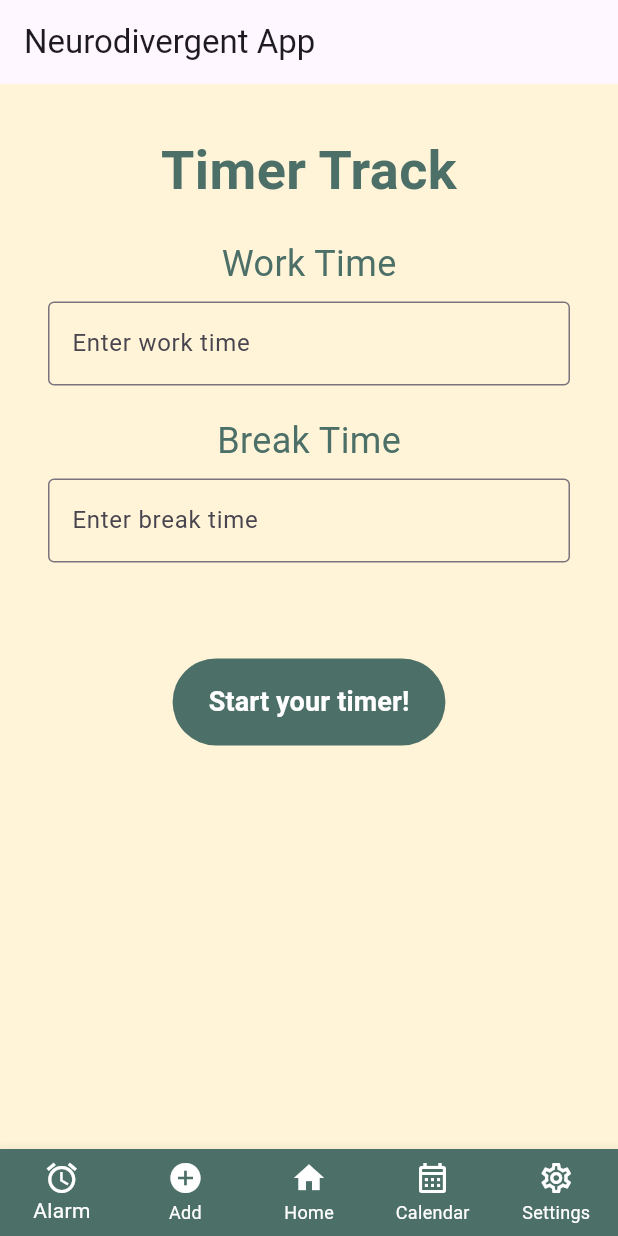
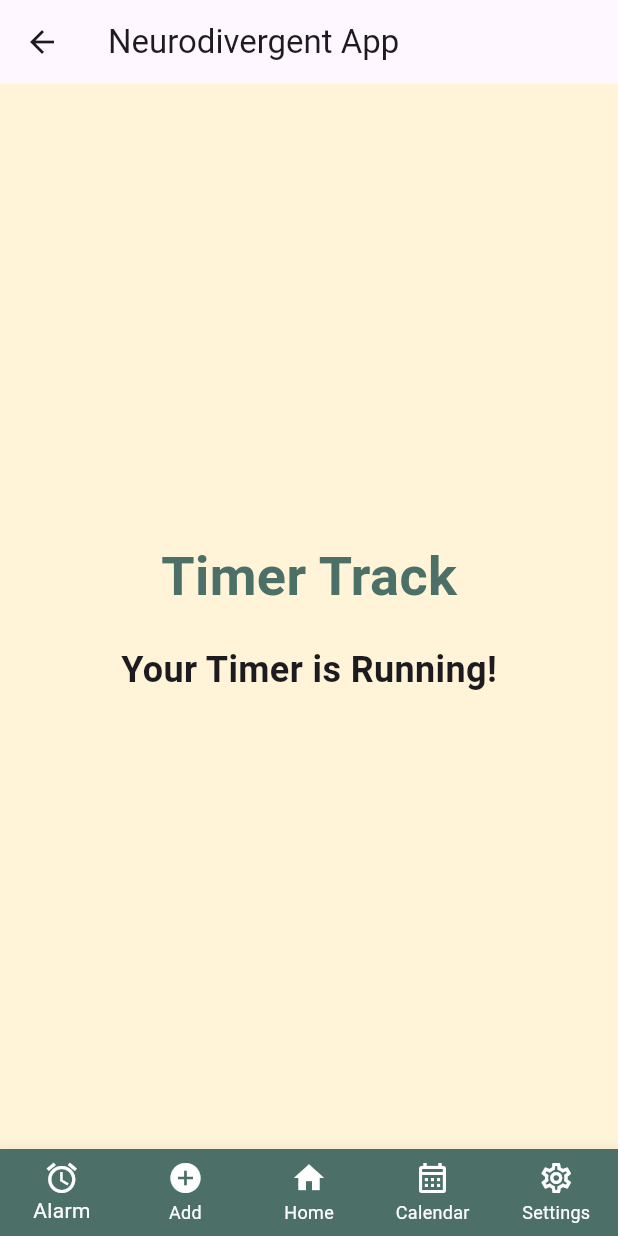
Before and after one commit to gluuabc/Neurodivergent-App-project, a Flutter app: the screen it shows after launch, after a tap on "Start your timer!", on a phone screen of 412 x 824 dp. Run offline on Flutter 3.47's test engine with Material 3 defaults, Android fonts, the phone set to English and light mode, and no system bars.

Commit message:
navigate to new page

```diff
--- a/flutter_application_1/lib/main.dart
+++ b/flutter_application_1/lib/main.dart
@@ -12,38 +12,90 @@
     return MaterialApp(
       title: appTitle,
       theme: ThemeData(
-        scaffoldBackgroundColor: const Color.fromARGB(255, 255, 244, 216), // Set background color for the whole app
+        scaffoldBackgroundColor: const Color.fromARGB(255, 255, 244, 216),
         bottomNavigationBarTheme: const BottomNavigationBarThemeData(
-          backgroundColor: Color.fromARGB(255, 76, 111, 104), // Properly set the bottom bar color
+          backgroundColor: Color.fromARGB(255, 76, 111, 104),
           selectedItemColor: Colors.white,
           unselectedItemColor: Colors.white,
         ),
       ),
-      home: Scaffold(
-        appBar: AppBar(
-          title: const Text(appTitle),
+      home: const FirstRoute(appTitle: appTitle, name: 'Timer Track'),
+    );
+  }
+}
+
+class FirstRoute extends StatelessWidget {
+  const FirstRoute({super.key, required this.appTitle, required this.name});
+
+  final String appTitle;
+  final String name;
+
+  @override
+  Widget build(BuildContext context) {
+    return Scaffold(
+      appBar: AppBar(
+        title: Text(appTitle),
+      ),
+      body: BodyContent(appTitle: appTitle, name: name),
+      bottomNavigationBar: const CustomBottomBar(),
+    );
+  }
+}
+
+class SecondRoute extends StatelessWidget {
+  const SecondRoute({super.key, required this.appTitle, required this.name});
+
+  final String appTitle;
+  final String name;
+
+  @override
+  Widget build(BuildContext context) {
+    return Scaffold(
+      appBar: AppBar(
+        title: Text(appTitle),
+      ),
+      body: Center(
+        child: Column(
+          mainAxisAlignment: MainAxisAlignment.center,
+          children: [
+            Text(
+              name, // "Timer Track" displayed as the name
+              style: const TextStyle(
+                fontSize: 36,
+                fontWeight: FontWeight.bold,
+                color: Color.fromARGB(255, 76, 111, 104),
+              ),
+            ),
+            const SizedBox(height: 20),
+            const Text(
+              'Your Timer is Running!',
+              style: TextStyle(fontSize: 24, fontWeight: FontWeight.bold),
+            ),
+          ],
         ),
-        body: const BodyContent(),
-        bottomNavigationBar: const CustomBottomBar(),
       ),
+      bottomNavigationBar: const CustomBottomBar(),
     );
   }
 }
 
 class BodyContent extends StatelessWidget {
-  const BodyContent({super.key});
+  const BodyContent({super.key, required this.appTitle, required this.name});
+
+  final String appTitle;
+  final String name;
 
   @override
   Widget build(BuildContext context) {
-    return const SingleChildScrollView(
+    return SingleChildScrollView(
       child: Column(
         children: [
           TitleSection(
-            name: 'Timer Track',
+            name: name,
             input1: 'Work Time',
             input2: 'Break Time',
           ),
-          StartTimerButton(),
+          StartTimerButton(appTitle: appTitle, name: name),
         ],
       ),
     );
@@ -72,7 +124,7 @@
           Text(
             name,
             style: const TextStyle(
-              fontSize: 36, // Larger than appTitle
+              fontSize: 36,
               fontWeight: FontWeight.bold,
               color: Color.fromARGB(255, 76, 111, 104),
             ),
@@ -82,7 +134,7 @@
           Text(
             input1,
             style: const TextStyle(
-              fontSize: 24, // Larger than default but smaller than name
+              fontSize: 24,
               color: Color.fromARGB(255, 76, 111, 104),
             ),
           ),
@@ -97,7 +149,7 @@
           Text(
             input2,
             style: const TextStyle(
-              fontSize: 24, // Larger than default but smaller than name
+              fontSize: 24,
               color: Color.fromARGB(255, 76, 111, 104),
             ),
           ),
@@ -115,7 +167,10 @@
 }
 
 class StartTimerButton extends StatelessWidget {
-  const StartTimerButton({super.key});
+  const StartTimerButton({super.key, required this.appTitle, required this.name});
+
+  final String appTitle;
+  final String name;
 
   @override
   Widget build(BuildContext context) {
@@ -123,11 +178,16 @@
       padding: const EdgeInsets.all(32),
       child: TextButton(
         onPressed: () {
-          // Add your functionality for the button here
-          print('Timer started!');
+          Navigator.push(
+            context,
+            MaterialPageRoute(
+              builder: (context) => SecondRoute(appTitle: appTitle, name: name),
+            ),
+          );
         },
         style: TextButton.styleFrom(
-          foregroundColor: Colors.white, backgroundColor: const Color.fromARGB(255, 76, 111, 104),
+          foregroundColor: Colors.white,
+          backgroundColor: const Color.fromARGB(255, 76, 111, 104),
           padding: const EdgeInsets.symmetric(vertical: 16, horizontal: 24),
         ),
         child: const Text(
@@ -148,7 +208,7 @@
   @override
   Widget build(BuildContext context) {
     return BottomNavigationBar(
-      type: BottomNavigationBarType.fixed, // Ensures all icons are evenly spaced
+      type: BottomNavigationBarType.fixed,
       items: const [
         BottomNavigationBarItem(
           icon: Icon(Icons.alarm),
```
